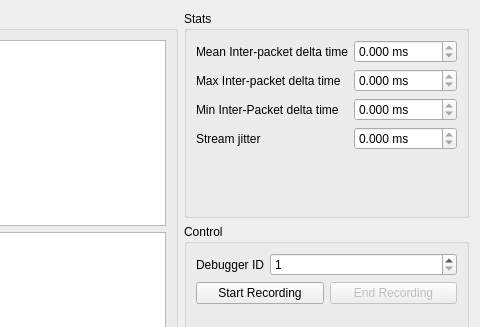
OpenSoundStack/OpenAudioLiveSystem, file debugger/DebuggerWindow.ui: the form before one commit; both pictures show x 220 to 700 and y 0 to 327 of the 700 by 442 pixel window.
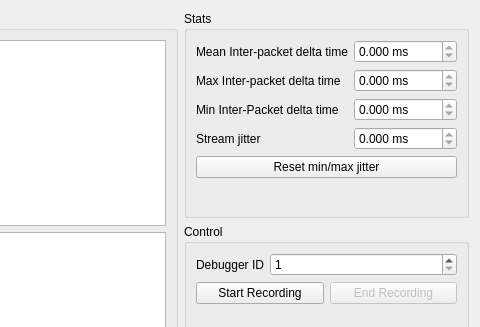
The form after the commit.

Patch:
```diff
--- a/debugger/DebuggerWindow.ui
+++ b/debugger/DebuggerWindow.ui
@@ -127,6 +127,13 @@
         </property>
        </widget>
       </item>
+      <item row="4" column="0" colspan="2">
+       <widget class="QPushButton" name="min_max_rst">
+        <property name="text">
+         <string>Reset min/max jitter</string>
+        </property>
+       </widget>
+      </item>
      </layout>
     </widget>
    </item>
```
